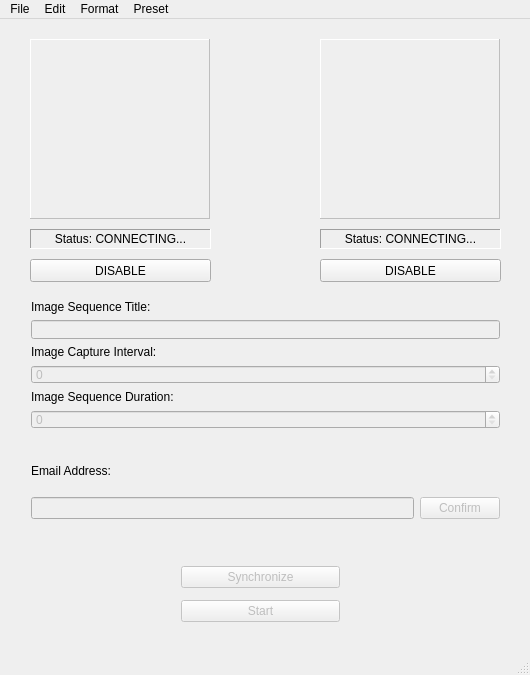
This is Basic/_ui/Demo.ui in CoSE-Jerry/Socket_Practice as Qt 5 draws it before an edit. The edited form follows.
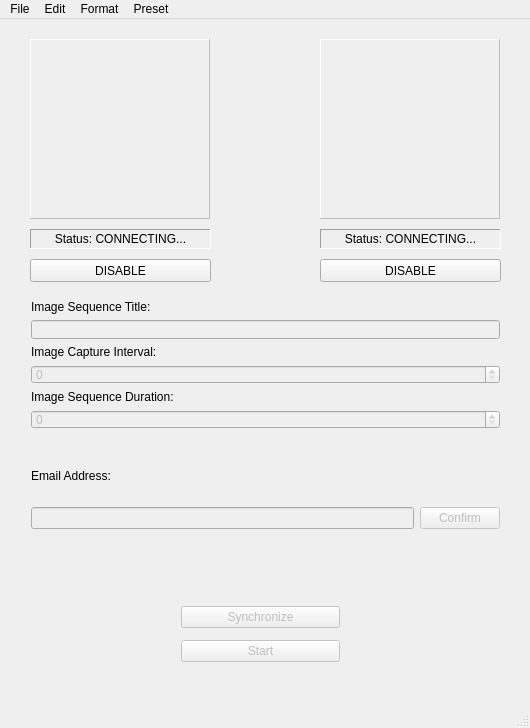
This is the edited form. Icons and pictures are not drawn.

What changed in the file:
```diff
--- a/Basic/_ui/Demo.ui
+++ b/Basic/_ui/Demo.ui
@@ -7,7 +7,7 @@
     <x>0</x>
     <y>0</y>
     <width>530</width>
-    <height>675</height>
+    <height>728</height>
    </rect>
   </property>
   <property name="windowTitle">
@@ -134,7 +134,7 @@
       <x>20</x>
       <y>420</y>
       <width>491</width>
-      <height>91</height>
+      <height>101</height>
      </rect>
     </property>
     <layout class="QVBoxLayout" name="verticalLayout_3">
@@ -175,7 +175,7 @@
     <property name="geometry">
      <rect>
       <x>170</x>
-      <y>530</y>
+      <y>570</y>
       <width>181</width>
       <height>91</height>
      </rect>
```
Left out of the diff: 2 changed lines with no effect on the pictures.
